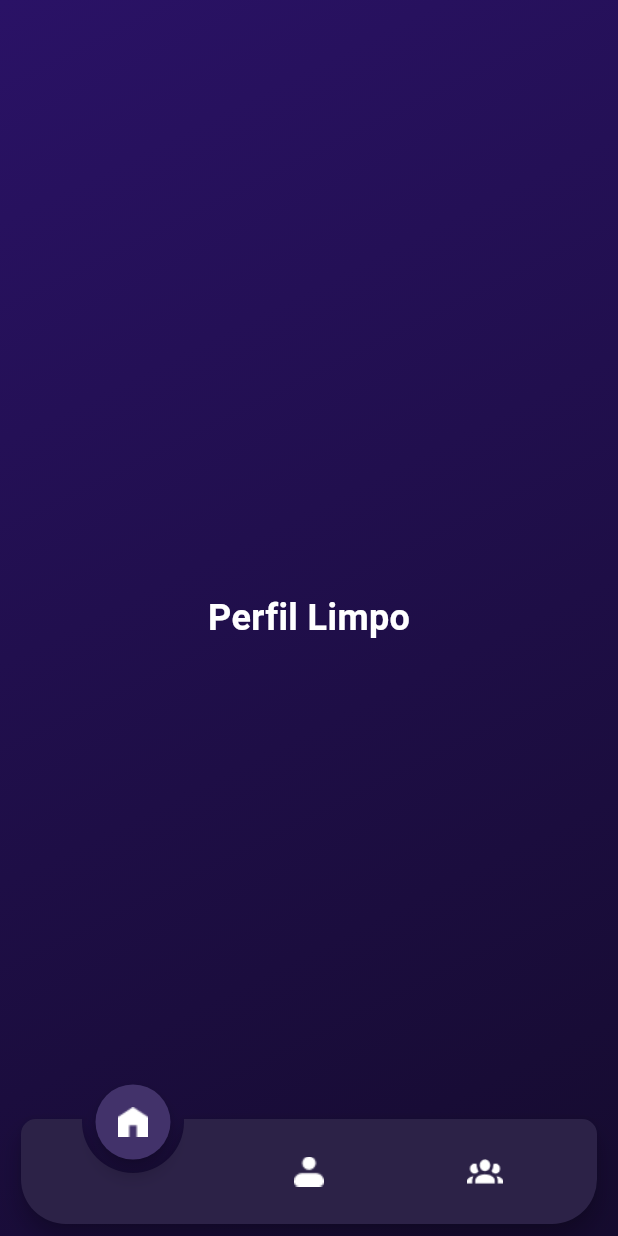
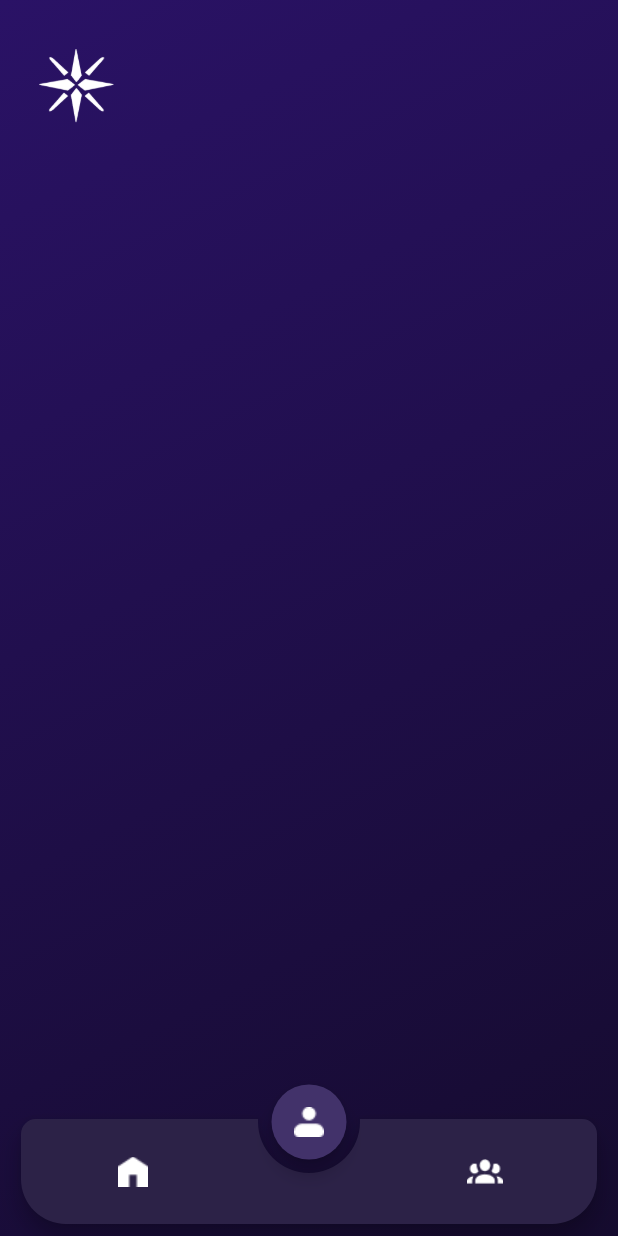
Before and after one commit to ThiNs7/Starlit-App, a Flutter app: the HomePage screen opened by its route, item 2 of the bottom bar chosen, on a phone screen of 412 x 824 dp. Run offline on Flutter 3.47's test engine with Material 3 defaults, Android fonts, the phone set to English and light mode, and no system bars; drawn by our look-alikes of animated_notch_bottom_bar; our stand-ins replace another_flutter_splash_screen, flutter_rating_bar, get, google_fonts, shared_preferences; accounts and stored records are empty; network calls fail.

Commit message:
fix: bottomNavBar.

```diff
--- a/lib/main.dart
+++ b/lib/main.dart
@@ -11,8 +11,6 @@ void main() async {
   WidgetsFlutterBinding.ensureInitialized();
   final prefs = await SharedPreferences.getInstance();
   final authToken = prefs.getString('authToken');
-
-
 
   runApp(MyApp(isLoggedIn: authToken != null));
 }
@@ -35,7 +33,7 @@ class MyApp extends StatelessWidget {
           '/': (context) => const SplashScreenIntro(),
           '/entrar': (context) => const Entrar(),
           '/biblioteca': (context) => Biblioteca(),
-          '/home': (context) =>  HomePage(),
+          '/home': (context) => HomePage(),
         },
       ),
     );
--- a/lib/screens/Perfil/perfil.dart
+++ b/lib/screens/Perfil/perfil.dart
@@ -1,137 +1,22 @@
-import 'package:animated_notch_bottom_bar/animated_notch_bottom_bar/animated_notch_bottom_bar.dart';
 import 'package:flutter/material.dart';
-import 'package:provider/provider.dart';
-import 'package:starlitfilms/controllers/authProvider.dart';
-import 'package:starlitfilms/screens/homepage.dart'; // Certifique-se de que o caminho para HomePage está correto
 
 class Perfil extends StatefulWidget {
-  final String email;
-
-  Perfil({Key? key, required this.email}) : super(key: key);
+  const Perfil({super.key});
 
   @override
   State<Perfil> createState() => _PerfilState();
 }
 
 class _PerfilState extends State<Perfil> {
-  late NotchBottomBarController _controller;
-  int _selectedIndex = 1; // Define 1 como página inicial (Perfil)
-
-  @override
-  void initState() {
-    super.initState();
-    _controller = NotchBottomBarController();
-    _loadUserDetails();
-  }
-
-  Future<void> _loadUserDetails() async {
-    await Provider.of<AuthProvider>(context, listen: false).fetchUserDetails(widget.email);
-    setState(() {});
-  }
-
-  void _onItemTapped(int index) {
-    setState(() {
-      _selectedIndex = index;
-    });
-
-    if (index == 0) {
-      Navigator.pushReplacement(
-        context,
-        MaterialPageRoute(builder: (context) => HomePage()),  // Navega para HomePage ao selecionar "Página 1"
-      );
-    }
-  }
-
   @override
   Widget build(BuildContext context) {
-    return Scaffold(
-      body: Container(
-        width: MediaQuery.of(context).size.width,
-        height: MediaQuery.of(context).size.height,
-        decoration: const BoxDecoration(
-          gradient: LinearGradient(
-            colors: [Color(0xFF2A1266), Color(0xFF150B2E)],
-            begin: Alignment.topLeft,
-            end: Alignment.bottomRight,
-          ),
+     return Container(
+      decoration: const BoxDecoration(
+        gradient: LinearGradient(
+          colors: [Color(0xFF2A1266), Color(0xFF150B2E)],
+          begin: Alignment.topLeft,
+          end: Alignment.bottomRight,
         ),
-        child: Column(
-          children: [
-            // Conteúdo removido, mantendo apenas o gradiente
-            Expanded(
-              child: Center(
-                child: Text(
-                  'Perfil Limpo',
-                  style: TextStyle(
-                    color: Colors.white,
-                    fontSize: 24,
-                    fontWeight: FontWeight.bold,
-                  ),
-                ),
-              ),
-            ),
-          ],
-        ),
-      ),
-      extendBody: true,
-      bottomNavigationBar: AnimatedNotchBottomBar(
-        notchBottomBarController: _controller,
-        bottomBarItems: [
-          BottomBarItem(
-            inActiveItem: Image.asset(
-              'assets/home_icon.png',
-              width: 30,
-              height: 30,
-            ),
-            activeItem: Image.asset(
-              'assets/home_icon.png',
-              width: 30,
-              height: 30,
-            ),
-            itemLabel: 'Página 1',
-          ),
-          BottomBarItem(
-            inActiveItem: Image.asset(
-              'assets/perfil_icon.png',
-              width: 30,
-              height: 30,
-            ),
-            activeItem: Image.asset(
-              'assets/perfil_icon.png',
-              width: 30,
-              height: 30,
-            ),
-            itemLabel: 'Página 2',
-          ),
-          BottomBarItem(
-            inActiveItem: Image.asset(
-              'assets/amigos_icon.png',
-              width: 50,
-              height: 50,
-            ),
-            activeItem: Image.asset(
-              'assets/amigos_icon.png',
-              width: 50,
-              height: 50,
-            ),
-            itemLabel: 'Página 3',
-          ),
-        ],
-        onTap: _onItemTapped,
-        notchColor: Color(0xFF42326A),
-        showLabel: false,
-        itemLabelStyle: const TextStyle(
-          color: Colors.white,
-          fontSize: 16.0,
-        ),
-        bottomBarHeight: 70.0,
-        elevation: 8.0,
-        color: Color(0xff2C2247),
-        durationInMilliSeconds: 300,
-        showBlurBottomBar: false,
-        kBottomRadius: 30,
-        kIconSize: 24,
-      ),
-    );
+      ));
   }
 }
--- a/lib/screens/homepage.dart
+++ b/lib/screens/homepage.dart
@@ -1,7 +1,7 @@
+import 'package:animated_notch_bottom_bar/animated_notch_bottom_bar/animated_notch_bottom_bar.dart';
 import 'package:flutter/material.dart';
 import 'package:provider/provider.dart';
 import 'package:starlitfilms/controllers/authProvider.dart';
-import 'package:animated_notch_bottom_bar/animated_notch_bottom_bar/animated_notch_bottom_bar.dart';
 import 'package:starlitfilms/screens/Perfil/perfil.dart';
 
 class HomePage extends StatefulWidget {
@@ -16,57 +16,30 @@ class _HomePageState extends State<HomePage> {
   @override
   void initState() {
     super.initState();
-    _controller = NotchBottomBarController();
+    _controller = NotchBottomBarController(); // Initialize without initialIndex
   }
 
   void _onItemTapped(int index) {
     setState(() {
       _selectedIndex = index;
     });
-
-    // Navegação para a página de perfil quando o item 'Perfil' (índice 1) for selecionado
-    if (index == 1) {
-      Navigator.push(
-        context,
-        MaterialPageRoute(builder: (context) => Perfil(email: '',)),  // Navega para a página de perfil
-      );
-    }
   }
 
   Widget _getPage(int index) {
     switch (index) {
       case 0:
-        return const Center(child: Text('Página 1'));
+        return _homePageContent();
       case 1:
-        return const Center(child: Text('Página 2'));
+        return const Perfil();
       case 2:
-        return const Center(child: Text('Página 3'));
+        return const Center(child: Text('Página Amigos'));
       default:
-        return const Center(child: Text('Página 1'));
+        return _homePageContent();
     }
   }
 
-  @override
-  Widget build(BuildContext context) {
-    final authProvider = Provider.of<AuthProvider>(context);
-
-    return Scaffold(
-      extendBodyBehindAppBar: true,
-      appBar: AppBar(
-        automaticallyImplyLeading: false,
-        toolbarHeight: 100,
-        title: Padding(
-          padding: const EdgeInsets.fromLTRB(10, 15, 0, 0),
-          child: Image.asset(
-            'assets/logoSmall.png',
-            height: 50,
-            width: 50,
-          ),
-        ),
-        backgroundColor: Colors.transparent,
-        elevation: 0,
-      ),
-      body: Container(
+  Widget _homePageContent() {
+    return Container(
       decoration: const BoxDecoration(
         gradient: LinearGradient(
           colors: [Color(0xFF2A1266), Color(0xFF150B2E)],
@@ -158,7 +131,30 @@ class _HomePageState extends State<HomePage> {
           ),
         ],
       ),
+    );
+  }
+
+  @override
+  Widget build(BuildContext context) {
+    final authProvider = Provider.of<AuthProvider>(context);
+
+    return Scaffold(
+      extendBodyBehindAppBar: true,
+      appBar: AppBar(
+        automaticallyImplyLeading: false,
+        toolbarHeight: 100,
+        title: Padding(
+          padding: const EdgeInsets.fromLTRB(10, 15, 0, 0),
+          child: Image.asset(
+            'assets/logoSmall.png',
+            height: 50,
+            width: 50,
           ),
+        ),
+        backgroundColor: Colors.transparent,
+        elevation: 0,
+      ),
+      body: _getPage(_selectedIndex),
       extendBody: true,
       bottomNavigationBar: AnimatedNotchBottomBar(
         notchBottomBarController: _controller,
@@ -174,7 +170,7 @@ class _HomePageState extends State<HomePage> {
               width: 30,
               height: 30,
             ),
-            itemLabel: 'Página 1',
+            itemLabel: 'Home',
           ),
           BottomBarItem(
             inActiveItem: Image.asset(
@@ -187,7 +183,7 @@ class _HomePageState extends State<HomePage> {
               width: 30,
               height: 30,
             ),
-            itemLabel: 'Página 2',
+            itemLabel: 'Perfil',
           ),
           BottomBarItem(
             inActiveItem: Image.asset(
@@ -200,23 +196,23 @@ class _HomePageState extends State<HomePage> {
               width: 50,
               height: 50,
             ),
-            itemLabel: 'Página 3',
+            itemLabel: 'Amigos',
           ),
         ],
         onTap: _onItemTapped,
-        notchColor: Color(0xFF42326A),
+        notchColor: const Color(0xFF42326A),
         showLabel: false,
         itemLabelStyle: const TextStyle(
           color: Colors.white,
           fontSize: 16.0,
         ),
-        bottomBarHeight: 70.0, // Adjust the height to make it more prominent
-        elevation: 8.0, // Increased elevation for more prominent effect
-        color: Color(0xff2C2247),
+        bottomBarHeight: 70.0,
+        elevation: 8.0,
+        color: const Color(0xff2C2247),
         durationInMilliSeconds: 300,
         showBlurBottomBar: false,
-        kBottomRadius: 30,  // Adjust the bottom radius to make it more curved
-        kIconSize: 24, // Adjust icon size for better fit
+        kBottomRadius: 30,
+        kIconSize: 24,
       ),
     );
   }
```
Lines whose indentation alone changed are shown as unchanged.
